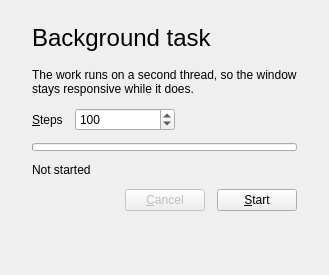
Qt form src/app/ui/task_page.ui (CameronBrooks11/pyside6-gui-template) before a commit.
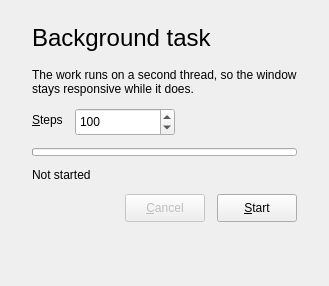
The same form after that commit.

Commit message:
feat: give controls more height and match the accent button
Line edits, combo boxes, the spin box and buttons are 28 pixels high.
The role box takes a fixed width like the theme box. The main button
starts from a darker colour, since Fusion draws a button lighter than
its palette colour, and the form's error text is a lighter red on the
dark theme, set again when the theme changes.

The edit to the form file:
```diff
--- a/src/app/ui/task_page.ui
+++ b/src/app/ui/task_page.ui
@@ -43,7 +43,7 @@
         </widget></item>
         <item row="0" column="1">
          <widget class="QSpinBox" name="steps_spin">
-          <property name="minimumSize"><size><width>100</width><height>0</height></size></property>
+          <property name="minimumSize"><size><width>100</width><height>28</height></size></property>
           <property name="minimum"><number>1</number></property>
           <property name="maximum"><number>1000</number></property>
           <property name="value"><number>100</number></property>
@@ -72,12 +72,14 @@
        </spacer>
       </item>
         <item>
-       <widget class="QPushButton" name="cancel_button"><property name="enabled"><bool>false</bool></property>
+       <widget class="QPushButton" name="cancel_button">
+          <property name="minimumSize"><size><width>0</width><height>28</height></size></property><property name="enabled"><bool>false</bool></property>
         <property name="text"><string>&amp;Cancel</string></property>
        </widget>
       </item>
         <item>
        <widget class="QPushButton" name="start_button">
+          <property name="minimumSize"><size><width>0</width><height>28</height></size></property>
         <property name="text"><string>&amp;Start</string></property>
        </widget>
       </item>
```
The commit also changes 10 other files.
